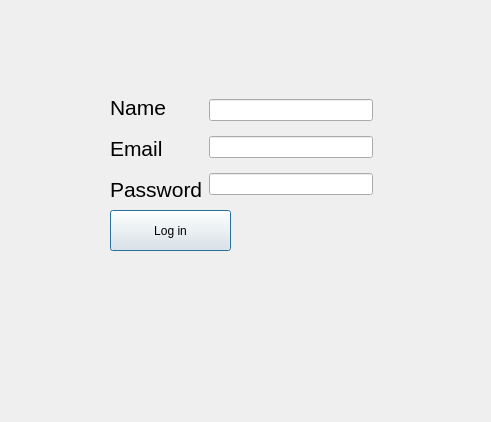
Above: login.ui from Ling2251/CS1C-Bulk-Club-Project before the change. Below: the same form after it.
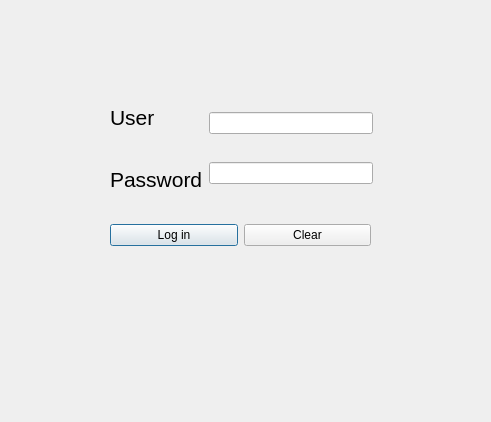
That is the form after the change.

```diff
--- a/login.ui
+++ b/login.ui
@@ -13,23 +13,7 @@
   <property name="windowTitle">
    <string>Dialog</string>
   </property>
-  <widget class="QPushButton" name="pushButton">
-   <property name="geometry">
-    <rect>
-     <x>110</x>
-     <y>210</y>
-     <width>121</width>
-     <height>41</height>
-    </rect>
-   </property>
-   <property name="whatsThis">
-    <string>&lt;html&gt;&lt;head/&gt;&lt;body&gt;&lt;p&gt;&lt;span style=&quot; font-size:16pt;&quot;&gt;Log in&lt;/span&gt;&lt;/p&gt;&lt;/body&gt;&lt;/html&gt;</string>
-   </property>
-   <property name="text">
-    <string>Log in</string>
-   </property>
-  </widget>
-  <widget class="QWidget" name="">
+  <widget class="QWidget" name="layoutWidget">
    <property name="geometry">
     <rect>
      <x>110</x>
@@ -44,14 +28,7 @@
       <item>
        <widget class="QLabel" name="label_2">
         <property name="text">
-         <string>&lt;html&gt;&lt;head/&gt;&lt;body&gt;&lt;p&gt;&lt;span style=&quot; font-size:16pt;&quot;&gt;Name&lt;/span&gt;&lt;/p&gt;&lt;/body&gt;&lt;/html&gt;</string>
-        </property>
-       </widget>
-      </item>
-      <item>
-       <widget class="QLabel" name="label_3">
-        <property name="text">
-         <string>&lt;html&gt;&lt;head/&gt;&lt;body&gt;&lt;p&gt;&lt;span style=&quot; font-size:16pt;&quot;&gt;Email&lt;/span&gt;&lt;/p&gt;&lt;/body&gt;&lt;/html&gt;</string>
+         <string>&lt;html&gt;&lt;head/&gt;&lt;body&gt;&lt;p&gt;&lt;span style=&quot; font-size:16pt;&quot;&gt;User&lt;/span&gt;&lt;/p&gt;&lt;/body&gt;&lt;/html&gt;</string>
         </property>
        </widget>
       </item>
@@ -70,15 +47,41 @@
        <widget class="QLineEdit" name="lineEdit"/>
       </item>
       <item>
-       <widget class="QLineEdit" name="lineEdit_2"/>
-      </item>
-      <item>
-       <widget class="QLineEdit" name="lineEdit_3"/>
+       <widget class="QLineEdit" name="PasswordLine"/>
       </item>
      </layout>
     </item>
    </layout>
   </widget>
+  <widget class="QWidget" name="">
+   <property name="geometry">
+    <rect>
+     <x>110</x>
+     <y>210</y>
+     <width>261</width>
+     <height>51</height>
+    </rect>
+   </property>
+   <layout class="QHBoxLayout" name="horizontalLayout_2">
+    <item>
+     <widget class="QPushButton" name="LoginPushButton">
+      <property name="whatsThis">
+       <string>&lt;html&gt;&lt;head/&gt;&lt;body&gt;&lt;p&gt;&lt;span style=&quot; font-size:16pt;&quot;&gt;Log in&lt;/span&gt;&lt;/p&gt;&lt;/body&gt;&lt;/html&gt;</string>
+      </property>
+      <property name="text">
+       <string>Log in</string>
+      </property>
+     </widget>
+    </item>
+    <item>
+     <widget class="QPushButton" name="LoginClearButton">
+      <property name="text">
+       <string>Clear</string>
+      </property>
+     </widget>
+    </item>
+   </layout>
+  </widget>
  </widget>
  <resources/>
  <connections/>
```
Left out of the diff: 2 changed lines with no effect on the pictures.
